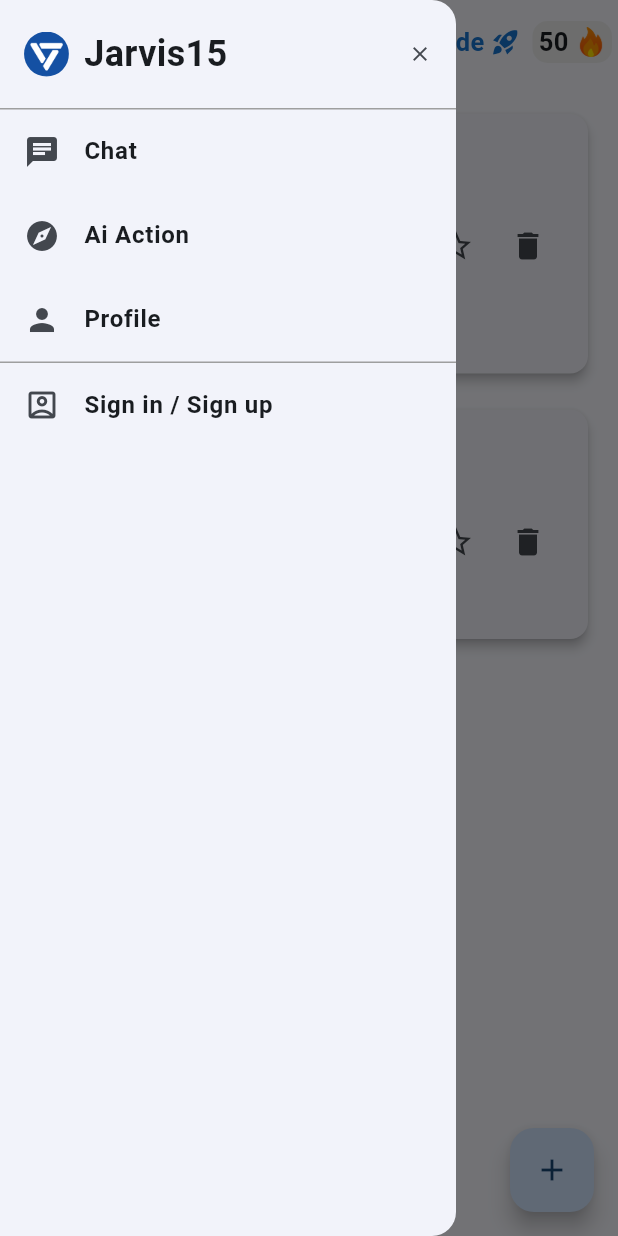
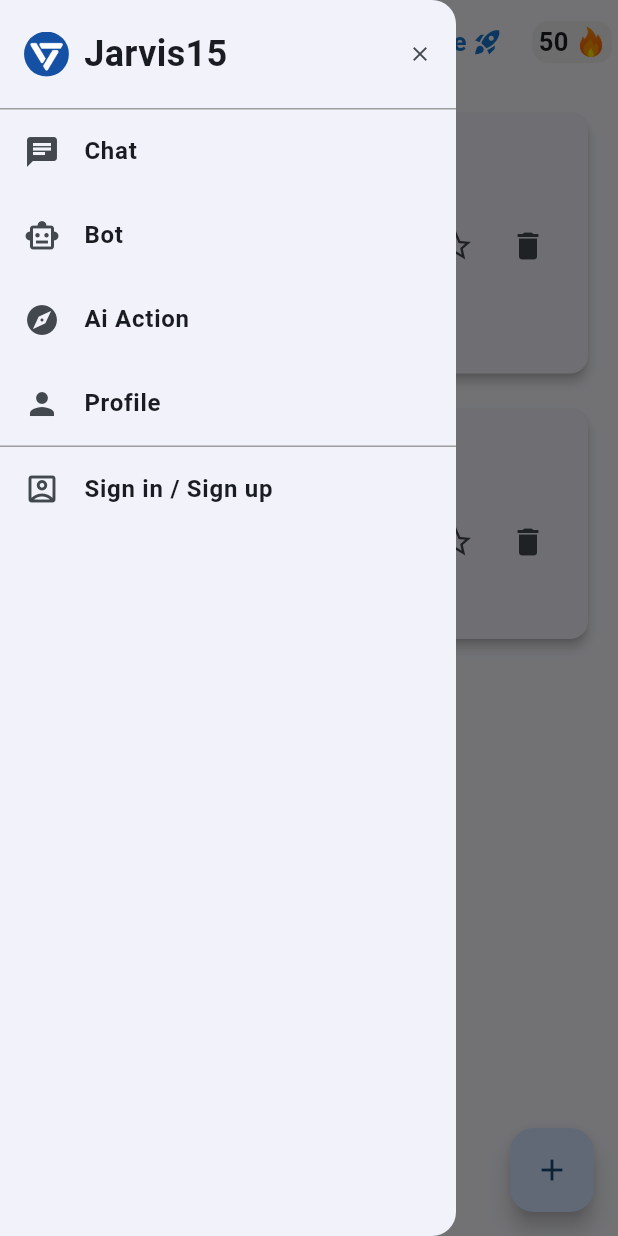
Before and after one commit to VHKhai2003/MobileProject, a Flutter app: the Mainbot screen opened directly, with the side drawer open, on a phone screen of 412 x 824 dp. Run offline on Flutter 3.47's test engine with Material 3 defaults, Android fonts, the phone set to English and light mode, and no system bars.

Commit message:
Merge conflict

```diff
--- a/lib/views/bot/MainBot.dart
+++ b/lib/views/bot/MainBot.dart
@@ -1,3 +1,4 @@
+import 'package:code/views/appbar/BuildActions.dart';
 import 'package:flutter/material.dart';
 import 'package:code/views/bot/widgets/BotCard.dart';
 import 'package:code/views/drawer/NavigationDrawer.dart' as navigation_drawer;
@@ -20,44 +21,7 @@ class Mainbot extends StatelessWidget {
   Widget build(BuildContext context) {
     return Scaffold(
       appBar: AppBar(
-        actions: [
-          Row(
-            children: [
-              Text('Upgrade',
-                  style: TextStyle(
-                      color: Colors.blue.shade700,
-                      fontWeight: FontWeight.bold,
-                      fontSize: 17)),
-              const SizedBox(width: 4),
-              Icon(
-                Icons.rocket_launch,
-                color: Colors.blue.shade700,
-                size: 20,
-              ),
-            ],
-          ),
-          Container(
-            padding: const EdgeInsets.symmetric(horizontal: 4, vertical: 2),
-            margin: const EdgeInsets.fromLTRB(8, 0, 4, 0),
-            decoration: BoxDecoration(
-                borderRadius: BorderRadius.circular(10),
-                color: Colors.grey.shade200),
-            child: Row(
-              children: [
-                const Text(
-                  '50',
-                  style: TextStyle(fontWeight: FontWeight.bold, fontSize: 17),
-                ),
-                const SizedBox(width: 5),
-                Image.asset(
-                  'assets/icons/fire.png',
-                  width: 20,
-                  height: 20,
-                )
-              ],
-            ),
-          ),
-        ],
+        actions: buildActions(context),
       ),
       drawer: const SafeArea(child: navigation_drawer.NavigationDrawer()),
       body: Padding(
--- a/lib/views/bot/screens/BotDashboard.dart
+++ b/lib/views/bot/screens/BotDashboard.dart
@@ -1,8 +1,9 @@
-// screens/bot_dashboard.dart
 import 'package:flutter/material.dart';
 import '../widgets/BotCard.dart';
 
 class BotDashboard extends StatelessWidget {
+  const BotDashboard({super.key});
+
   @override
   Widget build(BuildContext context) {
     return Scaffold(
@@ -39,12 +40,12 @@ class BotDashboard extends StatelessWidget {
         child: ListView(
           children: [
             BotCard(
-              botName: 'Bot1',
+              name: 'Bot1',
               description: 'This is a first bot',
               date: '6/10/2024',
             ),
             BotCard(
-              botName: 'Bot2',
+              name: 'Bot2',
               description: '',
               date: '6/10/2024',
             ),
@@ -55,8 +56,8 @@ class BotDashboard extends StatelessWidget {
         onPressed: () {
           // Hành động tạo bot mới
         },
+        tooltip: 'Create bot',
         child: const Icon(Icons.add),
-        tooltip: 'Create bot',
       ),
     );
   }
--- a/lib/views/drawer/NavigationDrawer.dart
+++ b/lib/views/drawer/NavigationDrawer.dart
@@ -1,4 +1,5 @@
 import 'package:code/views/auth/LoginPage.dart';
+import 'package:code/views/bot/MainBot.dart';
 import 'package:code/views/profile/ProfilePage.dart';
 import 'package:code/views/ai-action/AIActionPage.dart';
 import 'package:code/views/chat/ChatPage.dart';
@@ -81,6 +82,13 @@ class _NavigationDrawerState extends State<NavigationDrawer> {
             },
           ),
           ListTile(
+            leading: const Icon(Icons.smart_toy_outlined),
+            title: const Text('Bot', style: TextStyle(fontWeight: FontWeight.bold),),
+            onTap: () {
+              _navigateTo(Mainbot());
+            },
+          ),
+          ListTile(
             leading: const Icon(Icons.explore),
             title: const Text('Ai Action', style: TextStyle(fontWeight: FontWeight.bold),),
             onTap: () {
```
